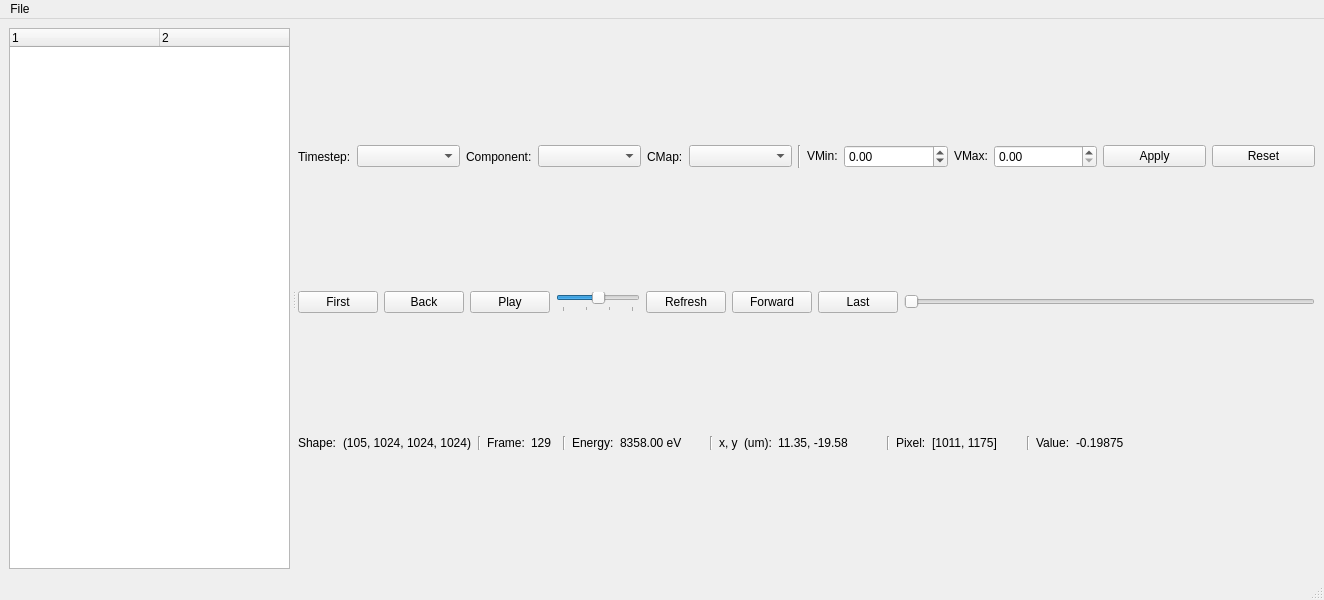
This is xanespy/qt_frame_window.ui in canismarko/xanespy as Qt 5 draws it before an edit. The edited form follows.
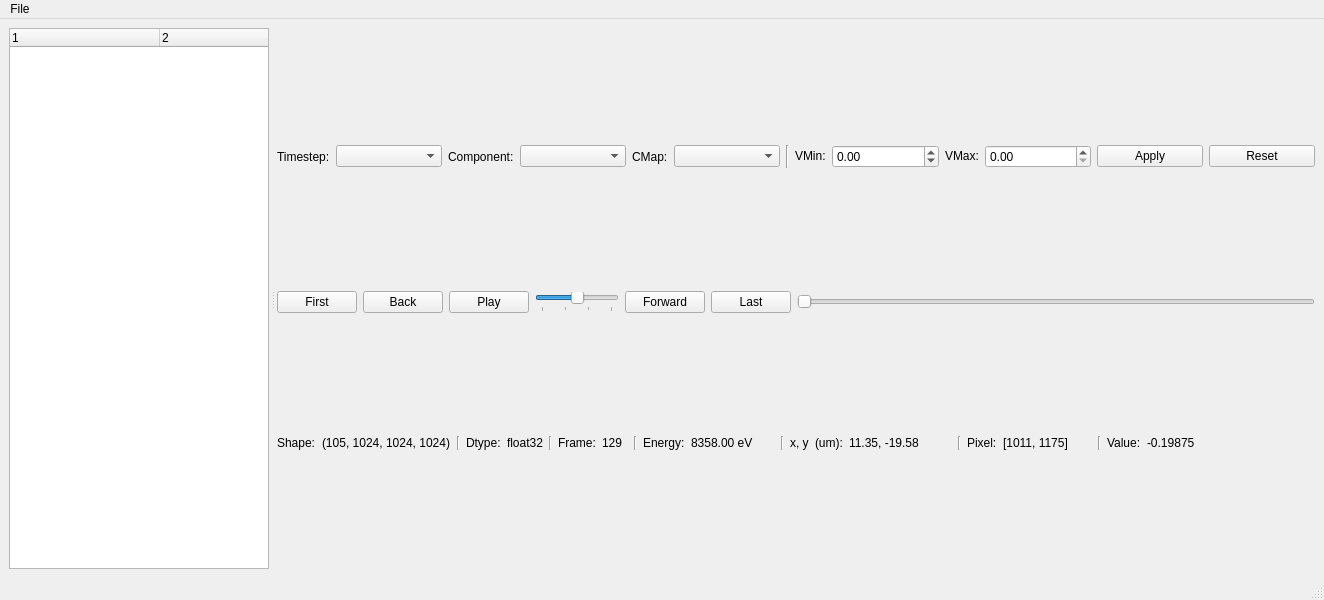
This is the edited form. Icons and pictures are not drawn.

Commit message: Removed all instances of a frame_view method being called directly.

What changed in the file:
```diff
--- a/xanespy/qt_frame_window.ui
+++ b/xanespy/qt_frame_window.ui
@@ -328,26 +328,6 @@
             </property>
            </widget>
           </item>
-          <item>
-           <widget class="QPushButton" name="btnRefresh">
-            <property name="toolTip">
-             <string>Force a refresh of the frame data based on current setting.</string>
-            </property>
-            <property name="text">
-             <string>Refresh</string>
-            </property>
-            <property name="icon">
-             <iconset theme="view-refresh">
-              <normaloff>.</normaloff>.</iconset>
-            </property>
-            <property name="checkable">
-             <bool>false</bool>
-            </property>
-            <property name="flat">
-             <bool>false</bool>
-            </property>
-           </widget>
-          </item>
           <item>
            <widget class="QPushButton" name="btnForward">
             <property name="toolTip">
@@ -459,6 +439,27 @@
             </property>
            </widget>
           </item>
+          <item>
+           <widget class="QLabel" name="label">
+            <property name="text">
+             <string>Dtype:</string>
+            </property>
+           </widget>
+          </item>
+          <item>
+           <widget class="QLabel" name="lblDtype">
+            <property name="text">
+             <string>float32</string>
+            </property>
+           </widget>
+          </item>
+          <item>
+           <widget class="Line" name="line_7">
+            <property name="orientation">
+             <enum>Qt::Vertical</enum>
+            </property>
+           </widget>
+          </item>
           <item>
            <widget class="QLabel" name="label_4">
             <property name="sizePolicy">
```
The commit also changes 5 other files.
